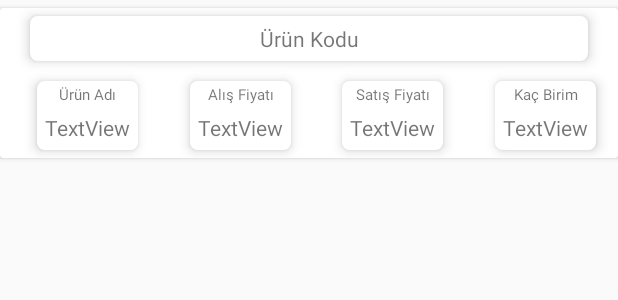
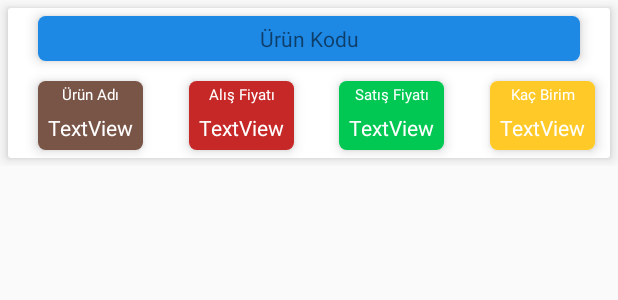
Before and after one commit to mertbabur/Stok-Tracking, an Android app: the layout cardview_product_list_design.xml on its own in the app's theme, with its tools: preview values and no code run, on a phone screen of 412 x 824 dp. Shown: the top 300 px of the screen. Run offline under Robolectric (Android 15) with nearby library versions, the phone set to English and light mode, and no system bars.

Commit message:
ürünleri listeleme işlevi yapıldı .

```diff
--- a/app/src/main/res/layout/cardview_product_list_design.xml
+++ b/app/src/main/res/layout/cardview_product_list_design.xml
@@ -9,13 +9,18 @@
         android:id="@+id/cardView_Product"
         android:layout_width="match_parent"
         android:layout_height="100dp"
+        android:layout_marginStart="5dp"
+        android:layout_marginLeft="5dp"
         android:layout_marginTop="5dp"
+        android:layout_marginEnd="5dp"
+        android:layout_marginRight="5dp"
         android:layout_marginBottom="5dp"
         app:layout_constraintBottom_toBottomOf="parent"
         app:layout_constraintEnd_toEndOf="parent"
         app:layout_constraintHorizontal_bias="0.5"
         app:layout_constraintStart_toStartOf="parent"
-        app:layout_constraintTop_toTopOf="parent">
+        app:layout_constraintTop_toTopOf="parent"
+        app:cardElevation="5dp">
 
         <androidx.constraintlayout.widget.ConstraintLayout
             android:layout_width="match_parent"
@@ -23,7 +28,7 @@
 
             <androidx.cardview.widget.CardView
                 android:id="@+id/cardView7"
-                android:layout_width="wrap_content"
+                android:layout_width="70dp"
                 android:layout_height="wrap_content"
                 android:layout_marginStart="20dp"
                 android:layout_marginLeft="20dp"
@@ -37,7 +42,8 @@
 
                 <androidx.constraintlayout.widget.ConstraintLayout
                     android:layout_width="match_parent"
-                    android:layout_height="match_parent">
+                    android:layout_height="match_parent"
+                    android:background="#ffca28">
 
                     <TextView
                         android:id="@+id/textView_cardViewProduct_whichUnit"
@@ -45,6 +51,7 @@
                         android:layout_height="wrap_content"
                         android:layout_marginTop="2dp"
                         android:text="Kaç Birim"
+                        android:textColor="#FFFFFF"
                         android:textSize="10sp"
                         app:layout_constraintEnd_toEndOf="parent"
                         app:layout_constraintHorizontal_bias="0.5"
@@ -62,6 +69,7 @@
                         android:layout_marginRight="5dp"
                         android:layout_marginBottom="5dp"
                         android:text="TextView"
+                        android:textColor="#FFFFFF"
                         app:layout_constraintBottom_toBottomOf="parent"
                         app:layout_constraintEnd_toEndOf="parent"
                         app:layout_constraintHorizontal_bias="0.5"
@@ -72,11 +80,12 @@
 
             <androidx.cardview.widget.CardView
                 android:id="@+id/cardView6"
-                android:layout_width="wrap_content"
+                android:layout_width="70dp"
                 android:layout_height="wrap_content"
                 android:layout_marginStart="20dp"
                 android:layout_marginLeft="20dp"
                 android:layout_marginBottom="5dp"
+                android:background="@color/colorAccent"
                 app:cardCornerRadius="5dp"
                 app:cardElevation="5dp"
                 app:layout_constraintBottom_toBottomOf="parent"
@@ -86,7 +95,8 @@
 
                 <androidx.constraintlayout.widget.ConstraintLayout
                     android:layout_width="match_parent"
-                    android:layout_height="match_parent">
+                    android:layout_height="match_parent"
+                    android:background="#00c853">
 
                     <TextView
                         android:id="@+id/textView9"
@@ -94,6 +104,7 @@
                         android:layout_height="wrap_content"
                         android:layout_marginTop="2dp"
                         android:text="Satış Fiyatı"
+                        android:textColor="#FFFFFF"
                         android:textSize="10sp"
                         app:layout_constraintEnd_toEndOf="parent"
                         app:layout_constraintHorizontal_bias="0.5"
@@ -111,6 +122,7 @@
                         android:layout_marginRight="5dp"
                         android:layout_marginBottom="5dp"
                         android:text="TextView"
+                        android:textColor="#FFFFFF"
                         app:layout_constraintBottom_toBottomOf="parent"
                         app:layout_constraintEnd_toEndOf="parent"
                         app:layout_constraintStart_toStartOf="parent"
@@ -120,7 +132,7 @@
 
             <androidx.cardview.widget.CardView
                 android:id="@+id/cardView5"
-                android:layout_width="wrap_content"
+                android:layout_width="70dp"
                 android:layout_height="wrap_content"
                 android:layout_marginStart="20dp"
                 android:layout_marginLeft="20dp"
@@ -134,7 +146,8 @@
 
                 <androidx.constraintlayout.widget.ConstraintLayout
                     android:layout_width="match_parent"
-                    android:layout_height="match_parent">
+                    android:layout_height="match_parent"
+                    android:background="#c62828">
 
                     <TextView
                         android:id="@+id/textView7"
@@ -142,6 +155,7 @@
                         android:layout_height="wrap_content"
                         android:layout_marginTop="2dp"
                         android:text="Alış Fiyatı"
+                        android:textColor="#FFFFFF"
                         android:textSize="10sp"
                         app:layout_constraintEnd_toEndOf="parent"
                         app:layout_constraintHorizontal_bias="0.5"
@@ -159,6 +173,7 @@
                         android:layout_marginRight="5dp"
                         android:layout_marginBottom="5dp"
                         android:text="TextView"
+                        android:textColor="#FFFFFF"
                         app:layout_constraintBottom_toBottomOf="parent"
                         app:layout_constraintEnd_toEndOf="parent"
                         app:layout_constraintHorizontal_bias="0.5"
@@ -169,7 +184,7 @@
 
             <androidx.cardview.widget.CardView
                 android:id="@+id/cardView3"
-                android:layout_width="wrap_content"
+                android:layout_width="70dp"
                 android:layout_height="wrap_content"
                 android:layout_marginStart="10dp"
                 android:layout_marginLeft="10dp"
@@ -183,7 +198,8 @@
 
                 <androidx.constraintlayout.widget.ConstraintLayout
                     android:layout_width="match_parent"
-                    android:layout_height="match_parent">
+                    android:layout_height="match_parent"
+                    android:background="#795548">
 
                     <TextView
                         android:id="@+id/textView5"
@@ -191,6 +207,7 @@
                         android:layout_height="wrap_content"
                         android:layout_marginTop="2dp"
                         android:text="Ürün Adı"
+                        android:textColor="#FFFFFF"
                         android:textSize="10sp"
                         app:layout_constraintEnd_toEndOf="parent"
                         app:layout_constraintHorizontal_bias="0.5"
@@ -208,6 +225,7 @@
                         android:layout_marginRight="5dp"
                         android:layout_marginBottom="5dp"
                         android:text="TextView"
+                        android:textColor="#FFFFFF"
                         app:layout_constraintBottom_toBottomOf="parent"
                         app:layout_constraintEnd_toEndOf="parent"
                         app:layout_constraintHorizontal_bias="0.5"
@@ -234,7 +252,8 @@
 
                 <androidx.constraintlayout.widget.ConstraintLayout
                     android:layout_width="match_parent"
-                    android:layout_height="match_parent">
+                    android:layout_height="match_parent"
+                    android:background="#1e88e5">
 
                     <TextView
                         android:id="@+id/textView_cardViewProduct_productCode"
```
Also changed, not shown: app/src/main/java/com/example/stoktakip/Adapters/ProductListAdapter.java (+16 -0 lines), app/src/main/java/com/example/stoktakip/Fragments/ProductsFragments.java (+79 -0 lines).
